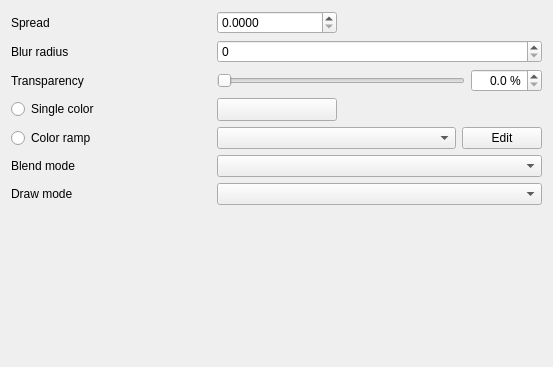
Old version of the form src/ui/effects/widget_glow.ui in the repository qgis/QGIS.
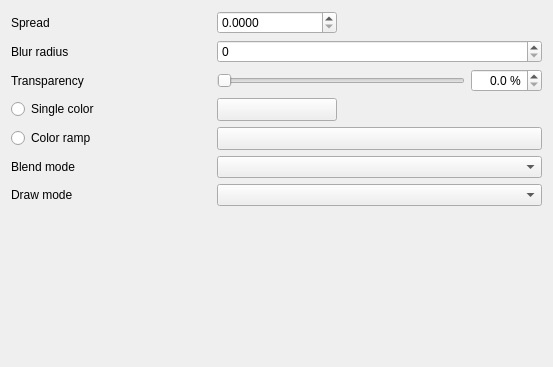
New version of the form. Custom widgets are drawn as their Qt base class.

Commit message: [effects] migrate inner/outer glow color ramp widget

Patch:
```diff
--- a/src/ui/effects/widget_glow.ui
+++ b/src/ui/effects/widget_glow.ui
@@ -135,24 +135,26 @@
          </widget>
         </item>
         <item row="4" column="1" colspan="2">
-         <layout class="QHBoxLayout" name="horizontalLayout" stretch="1,0">
-          <item>
-           <widget class="QgsColorRampComboBox" name="mRampComboBox"/>
-          </item>
-          <item>
-           <widget class="QPushButton" name="mButtonEditRamp">
-            <property name="maximumSize">
-             <size>
-              <width>100</width>
-              <height>16777215</height>
-             </size>
-            </property>
-            <property name="text">
-             <string>Edit</string>
-            </property>
-           </widget>
-          </item>
-         </layout>
+         <widget class="QgsColorRampButton" name="btnColorRamp">
+          <property name="sizePolicy">
+           <sizepolicy hsizetype="Expanding" vsizetype="Fixed">
+            <horstretch>0</horstretch>
+            <verstretch>0</verstretch>
+           </sizepolicy>
+          </property>
+          <property name="minimumSize">
+           <size>
+            <width>120</width>
+            <height>0</height>
+           </size>
+          </property>
+          <property name="maximumSize">
+           <size>
+            <width>16777215</width>
+            <height>16777215</height>
+           </size>
+          </property>
+         </widget>         
         </item>
         <item row="5" column="1" colspan="2">
          <widget class="QgsBlendModeComboBox" name="mBlendCmbBx"/>
@@ -275,9 +277,10 @@
    <container>1</container>
   </customwidget>
   <customwidget>
-   <class>QgsColorRampComboBox</class>
-   <extends>QComboBox</extends>
-   <header>qgscolorrampcombobox.h</header>
+   <class>QgsColorRampButton</class>
+   <extends>QToolButton</extends>
+   <header>qgscolorrampbutton.h</header>
+   <container>1</container>
   </customwidget>
  </customwidgets>
  <tabstops>
```
Left out of the diff: 21 changed lines with no effect on the pictures. The commit also changes 1 other file.
